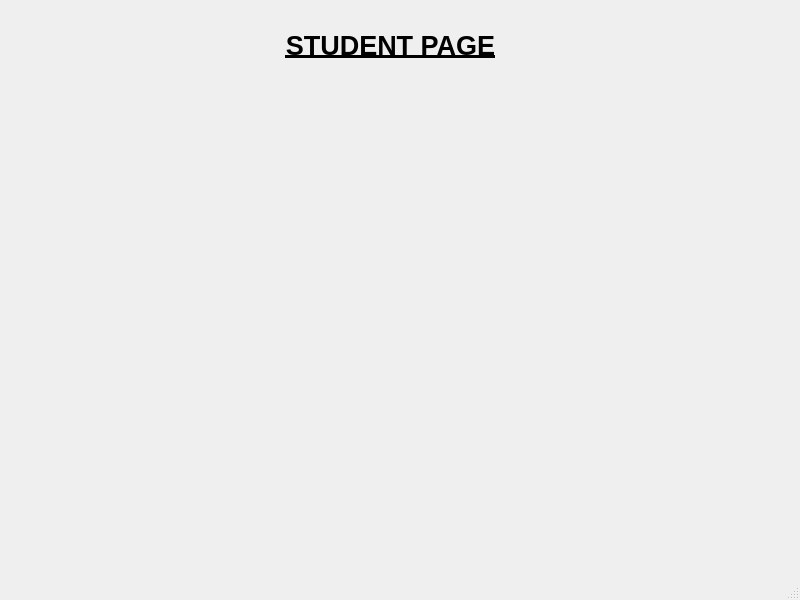
The window that studentwindow.ui (Shasank12345/QT_PROJECT) describes before a commit, drawn with Qt 5.
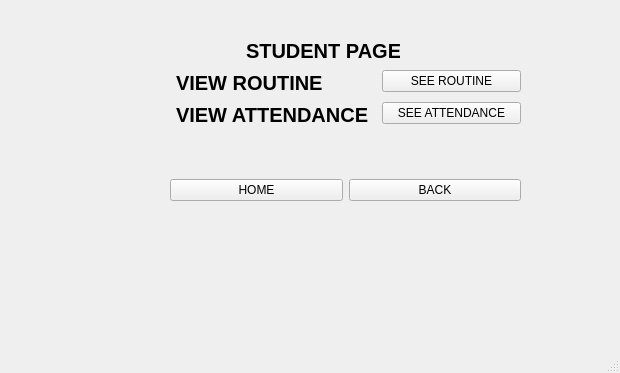
The same window after the commit. Icons and pictures are not drawn.

Commit message: student page update

```diff
--- a/studentwindow.ui
+++ b/studentwindow.ui
@@ -6,29 +6,140 @@
    <rect>
     <x>0</x>
     <y>0</y>
-    <width>800</width>
-    <height>600</height>
+    <width>620</width>
+    <height>373</height>
    </rect>
   </property>
   <property name="windowTitle">
    <string>MainWindow</string>
   </property>
+  <property name="styleSheet">
+   <string notr="true">background-image: url(:/image/TECAHER.jpg);</string>
+  </property>
   <widget class="QWidget" name="centralwidget">
    <widget class="QLabel" name="label">
     <property name="geometry">
      <rect>
       <x>240</x>
-      <y>0</y>
-      <width>301</width>
-      <height>91</height>
+      <y>30</y>
+      <width>161</width>
+      <height>41</height>
      </rect>
     </property>
+    <property name="styleSheet">
+     <string notr="true">QLabel{
+color: black;
+   
+
+       font-size:20px;  
+       padding: 1px; 
+       font-weight: bold;  
+     text-align: center; 
+   
+}
+
+
+</string>
+    </property>
     <property name="text">
-     <string>&lt;html&gt;&lt;head/&gt;&lt;body&gt;&lt;p align=&quot;center&quot;&gt;&lt;span style=&quot; font-size:20pt; font-weight:700; text-decoration: underline;&quot;&gt;STUDENT PAGE&lt;/span&gt;&lt;/p&gt;&lt;/body&gt;&lt;/html&gt;</string>
+     <string>STUDENT PAGE</string>
     </property>
-    <property name="textFormat">
-     <enum>Qt::TextFormat::RichText</enum>
+   </widget>
+   <widget class="QWidget" name="formLayoutWidget">
+    <property name="geometry">
+     <rect>
+      <x>170</x>
+      <y>70</y>
+      <width>351</width>
+      <height>101</height>
+     </rect>
     </property>
+    <layout class="QFormLayout" name="formLayout">
+     <item row="0" column="0">
+      <widget class="QLabel" name="label_2">
+       <property name="styleSheet">
+        <string notr="true">QLabel{
+color: black;
+   
+
+       font-size:20px;  
+       padding: 1px; 
+       font-weight: bold;  
+     text-align: center; 
+   
+}
+
+
+</string>
+       </property>
+       <property name="text">
+        <string>VIEW ROUTINE</string>
+       </property>
+      </widget>
+     </item>
+     <item row="0" column="1">
+      <widget class="QPushButton" name="pushButton">
+       <property name="text">
+        <string>SEE ROUTINE</string>
+       </property>
+      </widget>
+     </item>
+     <item row="1" column="0">
+      <widget class="QLabel" name="label_3">
+       <property name="styleSheet">
+        <string notr="true">QLabel{
+color: black;
+   
+
+       font-size:20px;  
+       padding: 1px; 
+       font-weight: bold;  
+     text-align: center; 
+   
+}
+
+
+</string>
+       </property>
+       <property name="text">
+        <string>VIEW ATTENDANCE</string>
+       </property>
+      </widget>
+     </item>
+     <item row="1" column="1">
+      <widget class="QPushButton" name="pushButton_2">
+       <property name="text">
+        <string>SEE ATTENDANCE</string>
+       </property>
+      </widget>
+     </item>
+    </layout>
+   </widget>
+   <widget class="QWidget" name="">
+    <property name="geometry">
+     <rect>
+      <x>170</x>
+      <y>170</y>
+      <width>351</width>
+      <height>41</height>
+     </rect>
+    </property>
+    <layout class="QHBoxLayout" name="horizontalLayout">
+     <item>
+      <widget class="QPushButton" name="pushButton_3">
+       <property name="text">
+        <string>HOME</string>
+       </property>
+      </widget>
+     </item>
+     <item>
+      <widget class="QPushButton" name="pushButton_4">
+       <property name="text">
+        <string>BACK</string>
+       </property>
+      </widget>
+     </item>
+    </layout>
    </widget>
   </widget>
   <widget class="QMenuBar" name="menubar">
```
Left out of the diff: 4 changed lines with no effect on the pictures. The commit also changes 2 other files.
